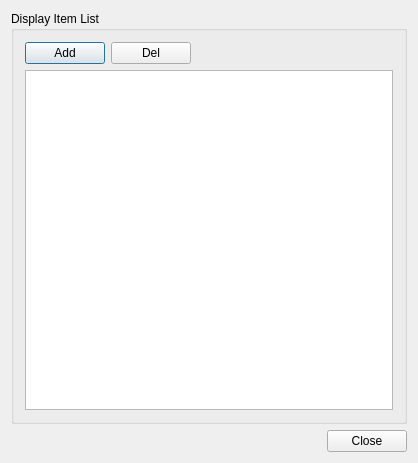
Above: kvmrt2_media_editor/editDisplayItemPool.ui from gyongchae/MediaEditor before the change. Below: the same form after it.
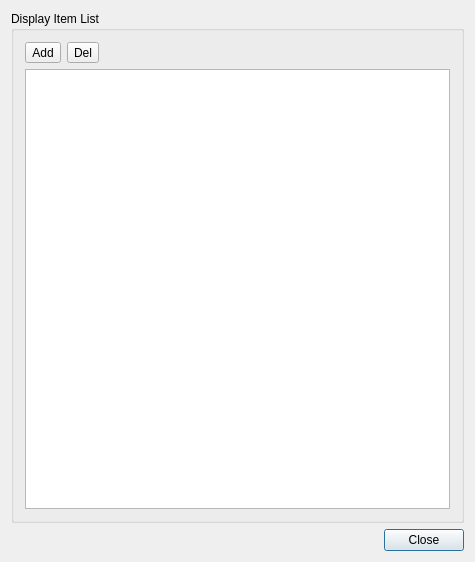
That is the form after the change.

Patch:
```diff
--- a/kvmrt2_media_editor/editDisplayItemPool.ui
+++ b/kvmrt2_media_editor/editDisplayItemPool.ui
@@ -6,8 +6,8 @@
    <rect>
     <x>0</x>
     <y>0</y>
-    <width>418</width>
-    <height>463</height>
+    <width>475</width>
+    <height>562</height>
    </rect>
   </property>
   <property name="windowTitle">
@@ -29,14 +29,14 @@
          <item>
           <layout class="QHBoxLayout" name="horizontalLayout_2">
            <item>
-            <widget class="QPushButton" name="btnAddDisplayPool">
+            <widget class="QToolButton" name="btnAddDisplayPool">
              <property name="text">
               <string>Add</string>
              </property>
             </widget>
            </item>
            <item>
-            <widget class="QPushButton" name="btnDelDisplayPool">
+            <widget class="QToolButton" name="btnDelDisplayPool">
              <property name="text">
               <string>Del</string>
              </property>
```
